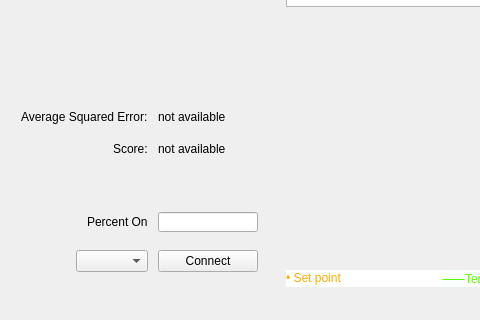
Old version of the form mainwindow.ui in the repository AnthonyA28/Qt-PWCL-game; both pictures show x 0 to 480 and y 249 to 569 of the 919 by 569 pixel window.
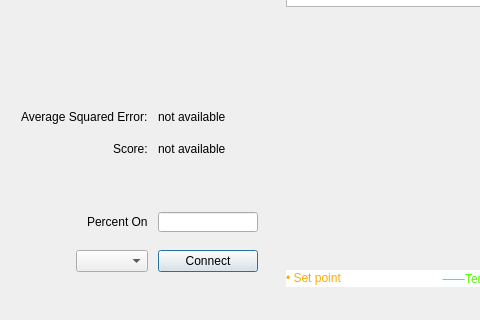
New version of the form. Icons and pictures are not drawn. Custom widgets are drawn as their Qt base class.

Commit message: made enter work to instead of hahving to click the set button

Diff of the .ui file:
```diff
--- a/mainwindow.ui
+++ b/mainwindow.ui
@@ -195,6 +195,9 @@
           <property name="text">
            <string>Connect</string>
           </property>
+          <property name="default">
+           <bool>true</bool>
+          </property>
          </widget>
         </item>
        </layout>
```
The commit also changes 2 other files.
